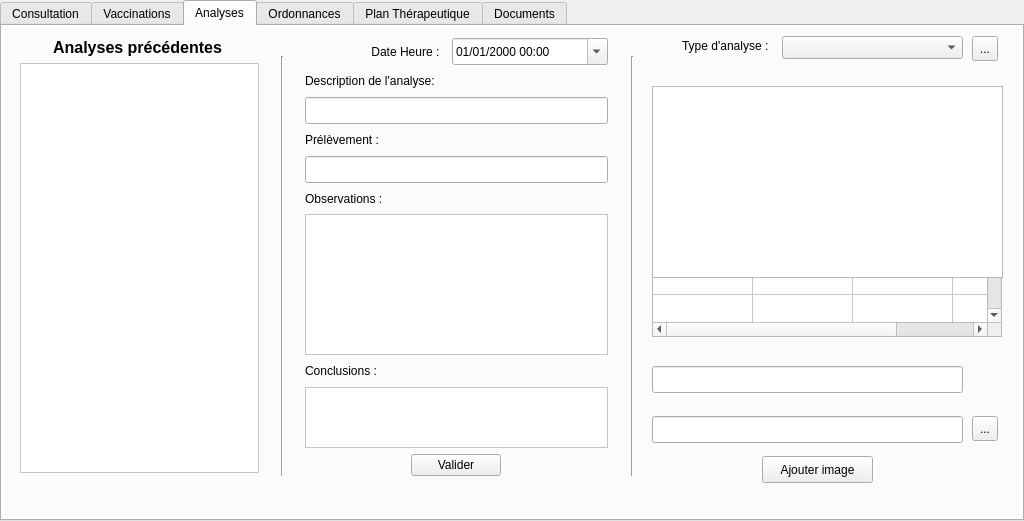
Qt form VetGUI/Form_consultation.ui (openvet/openvet) before a commit.
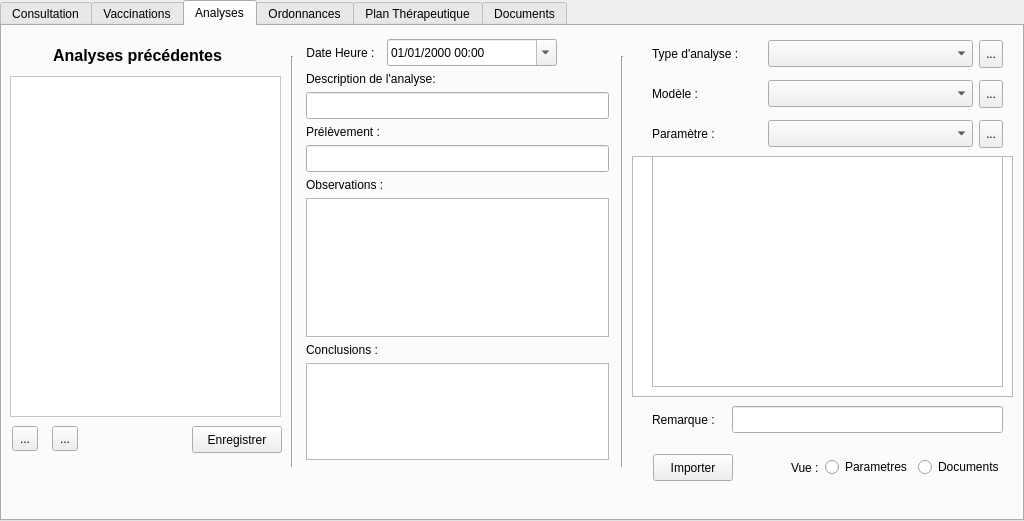
The same form after that commit. The open tabs and pages were chosen to show the change. Icons and pictures are not drawn. Custom widgets are drawn as their Qt base class.

```diff
--- a/VetGUI/Form_consultation.ui
+++ b/VetGUI/Form_consultation.ui
@@ -732,120 +732,13 @@
    <attribute name="title">
     <string>Analyses</string>
    </attribute>
-   <widget class="QTableWidget" name="tableWidget_analyses">
-    <property name="enabled">
-     <bool>true</bool>
-    </property>
-    <property name="geometry">
-     <rect>
-      <x>650</x>
-      <y>70</y>
-      <width>350</width>
-      <height>241</height>
-     </rect>
-    </property>
-    <property name="showGrid">
-     <bool>true</bool>
-    </property>
-    <property name="rowCount">
-     <number>16</number>
-    </property>
-    <property name="columnCount">
-     <number>4</number>
-    </property>
-    <attribute name="verticalHeaderVisible">
-     <bool>false</bool>
-    </attribute>
-    <attribute name="verticalHeaderVisible">
-     <bool>false</bool>
-    </attribute>
-    <row/>
-    <row/>
-    <row/>
-    <row/>
-    <row/>
-    <row/>
-    <row/>
-    <row/>
-    <row/>
-    <row/>
-    <row/>
-    <row/>
-    <row/>
-    <row/>
-    <row/>
-    <row/>
-    <column/>
-    <column/>
-    <column/>
-    <column/>
-   </widget>
-   <widget class="QListWidget" name="listWidget_analyse">
-    <property name="geometry">
-     <rect>
-      <x>650</x>
-      <y>60</y>
-      <width>351</width>
-      <height>192</height>
-     </rect>
-    </property>
-   </widget>
-   <widget class="QLineEdit" name="lineEdit_titreImage">
-    <property name="geometry">
-     <rect>
-      <x>650</x>
-      <y>340</y>
-      <width>311</width>
-      <height>27</height>
-     </rect>
-    </property>
-   </widget>
-   <widget class="QLineEdit" name="lineEdit_fichier">
-    <property name="geometry">
-     <rect>
-      <x>650</x>
-      <y>390</y>
-      <width>311</width>
-      <height>27</height>
-     </rect>
-    </property>
-   </widget>
-   <widget class="QToolButton" name="toolButton_fichier">
-    <property name="geometry">
-     <rect>
-      <x>970</x>
-      <y>390</y>
-      <width>26</width>
-      <height>25</height>
-     </rect>
-    </property>
-    <property name="text">
-     <string>...</string>
-    </property>
-   </widget>
-   <widget class="QPushButton" name="pushButton_addImage">
-    <property name="geometry">
-     <rect>
-      <x>760</x>
-      <y>430</y>
-      <width>111</width>
-      <height>27</height>
-     </rect>
-    </property>
-    <property name="toolTip">
-     <string>Ajouter une nouvelle image à l'examen</string>
-    </property>
-    <property name="text">
-     <string>Ajouter image</string>
-    </property>
-   </widget>
    <widget class="Line" name="line">
     <property name="geometry">
      <rect>
-      <x>620</x>
+      <x>610</x>
       <y>30</y>
       <width>20</width>
-      <height>420</height>
+      <height>411</height>
      </rect>
     </property>
     <property name="orientation">
@@ -855,59 +748,21 @@
    <widget class="Line" name="line_2">
     <property name="geometry">
      <rect>
-      <x>270</x>
+      <x>280</x>
       <y>30</y>
       <width>20</width>
-      <height>420</height>
+      <height>411</height>
      </rect>
     </property>
     <property name="orientation">
      <enum>Qt::Vertical</enum>
     </property>
    </widget>
-   <widget class="QLabel" name="label_5">
-    <property name="geometry">
-     <rect>
-      <x>660</x>
-      <y>11</y>
-      <width>113</width>
-      <height>17</height>
-     </rect>
-    </property>
-    <property name="text">
-     <string>Type d'analyse :  </string>
-    </property>
-    <property name="alignment">
-     <set>Qt::AlignRight|Qt::AlignTrailing|Qt::AlignVCenter</set>
-    </property>
-   </widget>
-   <widget class="QComboBox" name="comboBox_typeanalyse">
-    <property name="geometry">
-     <rect>
-      <x>780</x>
-      <y>10</y>
-      <width>181</width>
-      <height>23</height>
-     </rect>
-    </property>
-    <property name="sizePolicy">
-     <sizepolicy hsizetype="Preferred" vsizetype="Fixed">
-      <horstretch>0</horstretch>
-      <verstretch>0</verstretch>
-     </sizepolicy>
-    </property>
-    <property name="baseSize">
-     <size>
-      <width>0</width>
-      <height>0</height>
-     </size>
-    </property>
-   </widget>
    <widget class="QLabel" name="label_3">
     <property name="geometry">
      <rect>
       <x>50</x>
-      <y>12</y>
+      <y>20</y>
       <width>171</width>
       <height>19</height>
      </rect>
@@ -936,10 +791,10 @@
    <widget class="QListView" name="listView">
     <property name="geometry">
      <rect>
-      <x>18</x>
-      <y>37</y>
-      <width>239</width>
-      <height>410</height>
+      <x>8</x>
+      <y>50</y>
+      <width>271</width>
+      <height>341</height>
      </rect>
     </property>
     <property name="statusTip">
@@ -949,13 +804,84 @@
      <string notr="true">background-color: rgb(255, 255, 255);</string>
     </property>
    </widget>
-   <widget class="QWidget" name="layoutWidget_2">
+   <widget class="QToolButton" name="toolButton_AddAnalyse">
     <property name="geometry">
      <rect>
-      <x>303</x>
-      <y>12</y>
+      <x>10</x>
+      <y>400</y>
+      <width>26</width>
+      <height>25</height>
+     </rect>
+    </property>
+    <property name="text">
+     <string>...</string>
+    </property>
+    <property name="icon">
+     <iconset resource="resources.qrc">
+      <normaloff>:/newPrefix/images/add1.png</normaloff>:/newPrefix/images/add1.png</iconset>
+    </property>
+    <property name="iconSize">
+     <size>
+      <width>20</width>
+      <height>20</height>
+     </size>
+    </property>
+   </widget>
+   <widget class="QToolButton" name="toolButton_DeleteAnalyse">
+    <property name="geometry">
+     <rect>
+      <x>50</x>
+      <y>400</y>
+      <width>26</width>
+      <height>25</height>
+     </rect>
+    </property>
+    <property name="text">
+     <string>...</string>
+    </property>
+    <property name="icon">
+     <iconset resource="resources.qrc">
+      <normaloff>:/newPrefix/images/delete2.png</normaloff>:/newPrefix/images/delete2.png</iconset>
+    </property>
+    <property name="iconSize">
+     <size>
+      <width>20</width>
+      <height>20</height>
+     </size>
+    </property>
+   </widget>
+   <widget class="QPushButton" name="pushButton_SaveAnalyse">
+    <property name="geometry">
+     <rect>
+      <x>190</x>
+      <y>400</y>
+      <width>90</width>
+      <height>27</height>
+     </rect>
+    </property>
+    <property name="maximumSize">
+     <size>
+      <width>90</width>
+      <height>16777215</height>
+     </size>
+    </property>
+    <property name="focusPolicy">
+     <enum>Qt::StrongFocus</enum>
+    </property>
+    <property name="toolTip">
+     <string>Ajouter l'analyse au dossier</string>
+    </property>
+    <property name="text">
+     <string>Enregistrer</string>
+    </property>
+   </widget>
+   <widget class="QWidget" name="layoutWidget">
+    <property name="geometry">
+     <rect>
+      <x>304</x>
+      <y>13</y>
       <width>303</width>
-      <height>438</height>
+      <height>421</height>
      </rect>
     </property>
     <layout class="QVBoxLayout" name="verticalLayout_2">
@@ -990,7 +916,7 @@
          </property>
          <property name="minimumSize">
           <size>
-           <width>156</width>
+           <width>170</width>
            <height>27</height>
           </size>
          </property>
@@ -1002,6 +928,19 @@
          </property>
         </widget>
        </item>
+       <item>
+        <spacer name="horizontalSpacer">
+         <property name="orientation">
+          <enum>Qt::Horizontal</enum>
+         </property>
+         <property name="sizeHint" stdset="0">
+          <size>
+           <width>40</width>
+           <height>20</height>
+          </size>
+         </property>
+        </spacer>
+       </item>
       </layout>
      </item>
      <item>
@@ -1067,38 +1006,7 @@
       </widget>
      </item>
      <item>
-      <widget class="QTextEdit" name="textEdit_syntheseanalyse">
-       <property name="sizePolicy">
-        <sizepolicy hsizetype="Expanding" vsizetype="Fixed">
-         <horstretch>0</horstretch>
-         <verstretch>0</verstretch>
-        </sizepolicy>
-       </property>
-       <property name="minimumSize">
-        <size>
-         <width>301</width>
-         <height>120</height>
-        </size>
-       </property>
-       <property name="maximumSize">
-        <size>
-         <width>16777215</width>
-         <height>141</height>
-        </size>
-       </property>
-       <property name="baseSize">
-        <size>
-         <width>0</width>
-         <height>0</height>
-        </size>
-       </property>
-       <property name="autoFillBackground">
-        <bool>false</bool>
-       </property>
-       <property name="styleSheet">
-        <string notr="true">background-color: rgb(255, 255, 255);</string>
-       </property>
-      </widget>
+      <widget class="MyPlainTextEdit" name="plainTextEdit_syntheseanalyse"/>
      </item>
      <item>
       <widget class="QLabel" name="label_9">
@@ -1111,48 +1019,266 @@
       </widget>
      </item>
      <item>
-      <widget class="QTextEdit" name="textEdit_conclusions">
-       <property name="sizePolicy">
-        <sizepolicy hsizetype="Expanding" vsizetype="Fixed">
-         <horstretch>0</horstretch>
-         <verstretch>0</verstretch>
-        </sizepolicy>
-       </property>
-       <property name="minimumSize">
-        <size>
-         <width>301</width>
-         <height>0</height>
-        </size>
-       </property>
+      <widget class="MyPlainTextEdit" name="plainTextEdit_conclusions">
        <property name="maximumSize">
         <size>
          <width>16777215</width>
-         <height>61</height>
+         <height>150</height>
         </size>
        </property>
-       <property name="styleSheet">
-        <string notr="true">background-color: rgb(255, 255, 255);</string>
-       </property>
       </widget>
      </item>
+    </layout>
+   </widget>
+   <widget class="QTableView" name="tableView_Parametres">
+    <property name="geometry">
+     <rect>
+      <x>630</x>
+      <y>130</y>
+      <width>381</width>
+      <height>241</height>
+     </rect>
+    </property>
+    <property name="contextMenuPolicy">
+     <enum>Qt::ActionsContextMenu</enum>
+    </property>
+   </widget>
+   <widget class="QWidget" name="layoutWidget">
+    <property name="geometry">
+     <rect>
+      <x>650</x>
+      <y>8</y>
+      <width>351</width>
+      <height>121</height>
+     </rect>
+    </property>
+    <layout class="QVBoxLayout" name="verticalLayout_7">
      <item>
       <layout class="QHBoxLayout" name="horizontalLayout_6">
        <item>
-        <widget class="QPushButton" name="pushButton_valide">
+        <widget class="QLabel" name="label_TypeAnalyse">
+         <property name="minimumSize">
+          <size>
+           <width>0</width>
+           <height>27</height>
+          </size>
+         </property>
          <property name="maximumSize">
           <size>
-           <width>90</width>
+           <width>110</width>
+           <height>27</height>
+          </size>
+         </property>
+         <property name="text">
+          <string>Type d'analyse :  </string>
+         </property>
+         <property name="alignment">
+          <set>Qt::AlignLeading|Qt::AlignLeft|Qt::AlignVCenter</set>
+         </property>
+         <property name="buddy">
+          <cstring>comboBox_typeanalyse</cstring>
+         </property>
+        </widget>
+       </item>
+       <item>
+        <widget class="QComboBox" name="comboBox_typeanalyse">
+         <property name="sizePolicy">
+          <sizepolicy hsizetype="Preferred" vsizetype="Fixed">
+           <horstretch>0</horstretch>
+           <verstretch>0</verstretch>
+          </sizepolicy>
+         </property>
+         <property name="minimumSize">
+          <size>
+           <width>180</width>
+           <height>27</height>
+          </size>
+         </property>
+         <property name="maximumSize">
+          <size>
+           <width>16777215</width>
+           <height>27</height>
+          </size>
+         </property>
+         <property name="baseSize">
+          <size>
+           <width>0</width>
+           <height>0</height>
+          </size>
+         </property>
+        </widget>
+       </item>
+       <item>
+        <widget class="QToolButton" name="toolButton_EditTypeAnalyse">
+         <property name="minimumSize">
+          <size>
+           <width>0</width>
+           <height>28</height>
+          </size>
+         </property>
+         <property name="maximumSize">
+          <size>
+           <width>16777215</width>
+           <height>28</height>
+          </size>
+         </property>
+         <property name="toolTip">
+          <string>AJouter des types d'analyses</string>
+         </property>
+         <property name="text">
+          <string>...</string>
+         </property>
+         <property name="icon">
+          <iconset resource="resources.qrc">
+           <normaloff>:/newPrefix/images/edit1.png</normaloff>:/newPrefix/images/edit1.png</iconset>
+         </property>
+         <property name="iconSize">
+          <size>
+           <width>20</width>
+           <height>20</height>
+          </size>
+         </property>
+        </widget>
+       </item>
+      </layout>
+     </item>
+     <item>
+      <layout class="QHBoxLayout" name="horizontalLayout_10">
+       <item>
+        <widget class="QLabel" name="label_model">
+         <property name="maximumSize">
+          <size>
+           <width>110</width>
            <height>16777215</height>
           </size>
          </property>
-         <property name="focusPolicy">
-          <enum>Qt::StrongFocus</enum>
+         <property name="text">
+          <string>Modèle :</string>
          </property>
+         <property name="buddy">
+          <cstring>comboBox_model</cstring>
+         </property>
+        </widget>
+       </item>
+       <item>
+        <widget class="QComboBox" name="comboBox_model">
+         <property name="minimumSize">
+          <size>
+           <width>180</width>
+           <height>27</height>
+          </size>
+         </property>
+         <property name="maximumSize">
+          <size>
+           <width>9999</width>
+           <height>27</height>
+          </size>
+         </property>
+        </widget>
+       </item>
+       <item>
+        <widget class="QToolButton" name="toolButton_EditModelAnalyse">
+         <property name="minimumSize">
+          <size>
+           <width>0</width>
+           <height>28</height>
+          </size>
+         </property>
+         <property name="maximumSize">
+          <size>
+           <width>16777215</width>
+           <height>28</height>
+          </size>
+         </property>
          <property name="toolTip">
           <string>Ajouter l'analyse au dossier</string>
          </property>
          <property name="text">
-          <string>Valider</string>
+          <string>...</string>
+         </property>
+         <property name="icon">
+          <iconset resource="resources.qrc">
+           <normaloff>:/newPrefix/images/edit1.png</normaloff>:/newPrefix/images/edit1.png</iconset>
+         </property>
+         <property name="iconSize">
+          <size>
+           <width>20</width>
+           <height>20</height>
+          </size>
+         </property>
+        </widget>
+       </item>
+      </layout>
+     </item>
+     <item>
+      <layout class="QHBoxLayout" name="horizontalLayout_9">
+       <item>
+        <widget class="QLabel" name="label_Parametre">
+         <property name="minimumSize">
+          <size>
+           <width>0</width>
+           <height>27</height>
+          </size>
+         </property>
+         <property name="maximumSize">
+          <size>
+           <width>110</width>
+           <height>27</height>
+          </size>
+         </property>
+         <property name="text">
+          <string>Paramètre :</string>
+         </property>
+         <property name="buddy">
+          <cstring>comboBox_Parametre</cstring>
+         </property>
+        </widget>
+       </item>
+       <item>
+        <widget class="MyComboBox" name="comboBox_Parametre">
+         <property name="minimumSize">
+          <size>
+           <width>180</width>
+           <height>27</height>
+          </size>
+         </property>
+         <property name="maximumSize">
+          <size>
+           <width>16777215</width>
+           <height>27</height>
+          </size>
+         </property>
+        </widget>
+       </item>
+       <item>
+        <widget class="QToolButton" name="toolButton_EditParametre">
+         <property name="minimumSize">
+          <size>
+           <width>0</width>
+           <height>28</height>
+          </size>
+         </property>
+         <property name="maximumSize">
+          <size>
+           <width>16777215</width>
+           <height>28</height>
+          </size>
+         </property>
+         <property name="toolTip">
+          <string>AJouter des types d'analyses</string>
+         </property>
+         <property name="text">
+          <string>...</string>
+         </property>
+         <property name="icon">
+          <iconset resource="resources.qrc">
+           <normaloff>:/newPrefix/images/edit1.png</normaloff>:/newPrefix/images/edit1.png</iconset>
+         </property>
+         <property name="iconSize">
+          <size>
+           <width>20</width>
+           <height>20</height>
+          </size>
          </property>
         </widget>
        </item>
@@ -1160,31 +1286,107 @@
      </item>
     </layout>
    </widget>
-   <widget class="QToolButton" name="toolButton_AddTypeAnalyse">
+   <widget class="QLineEdit" name="lineEdit_AnalyseRemarque">
     <property name="geometry">
      <rect>
-      <x>970</x>
-      <y>10</y>
-      <width>26</width>
-      <height>25</height>
+      <x>730</x>
+      <y>380</y>
+      <width>271</width>
+      <height>27</height>
      </rect>
     </property>
-    <property name="toolTip">
-     <string>AJouter des types d'analyses</string>
+    <property name="maxLength">
+     <number>200</number>
+    </property>
+   </widget>
+   <widget class="QLabel" name="label_Analyse_Remarque">
+    <property name="geometry">
+     <rect>
+      <x>650</x>
+      <y>385</y>
+      <width>81</width>
+      <height>17</height>
+     </rect>
     </property>
     <property name="text">
-     <string>...</string>
+     <string>Remarque :</string>
     </property>
     <property name="icon">
      <iconset resource="resources.qrc">
       <normaloff>:/newPrefix/images/add1.png</normaloff>:/newPrefix/images/add1.png</iconset>
     </property>
-    <property name="iconSize">
-     <size>
-      <width>20</width>
-      <height>20</height>
-     </size>
+   </widget>
+   <widget class="QListView" name="listView_AnalyseImage">
+    <property name="geometry">
+     <rect>
+      <x>650</x>
+      <y>130</y>
+      <width>351</width>
+      <height>231</height>
+     </rect>
     </property>
+    <property name="contextMenuPolicy">
+     <enum>Qt::ActionsContextMenu</enum>
+    </property>
+   </widget>
+   <widget class="QWidget" name="layoutWidget">
+    <property name="geometry">
+     <rect>
+      <x>651</x>
+      <y>421</y>
+      <width>351</width>
+      <height>41</height>
+     </rect>
+    </property>
+    <layout class="QHBoxLayout" name="horizontalLayout_11">
+     <item>
+      <widget class="QPushButton" name="pushButton_AnalyseImport">
+       <property name="minimumSize">
+        <size>
+         <width>0</width>
+         <height>27</height>
+        </size>
+       </property>
+       <property name="text">
+        <string>Importer</string>
+       </property>
+      </widget>
+     </item>
+     <item>
+      <spacer name="horizontalSpacer_6">
+       <property name="orientation">
+        <enum>Qt::Horizontal</enum>
+       </property>
+       <property name="sizeHint" stdset="0">
+        <size>
+         <width>40</width>
+         <height>20</height>
+        </size>
+       </property>
+      </spacer>
+     </item>
+     <item>
+      <widget class="QLabel" name="label_VueAnalyse">
+       <property name="text">
+        <string>Vue :</string>
+       </property>
+      </widget>
+     </item>
+     <item>
+      <widget class="QRadioButton" name="radioButton_Parametre">
+       <property name="text">
+        <string>Parametres</string>
+       </property>
+      </widget>
+     </item>
+     <item>
+      <widget class="QRadioButton" name="radioButton_Document">
+       <property name="text">
+        <string>Documents</string>
+       </property>
+      </widget>
+     </item>
+    </layout>
    </widget>
   </widget>
   <widget class="QWidget" name="tab_ordonnances">
@@ -1816,6 +2018,11 @@
    <extends>QComboBox</extends>
    <header>Mywidgets</header>
   </customwidget>
+  <customwidget>
+   <class>MyPlainTextEdit</class>
+   <extends>QPlainTextEdit</extends>
+   <header>Mywidgets</header>
+  </customwidget>
  </customwidgets>
  <resources>
   <include location="resources.qrc"/>
```
Left out of the diff: 61 changed lines with no effect on the pictures.
